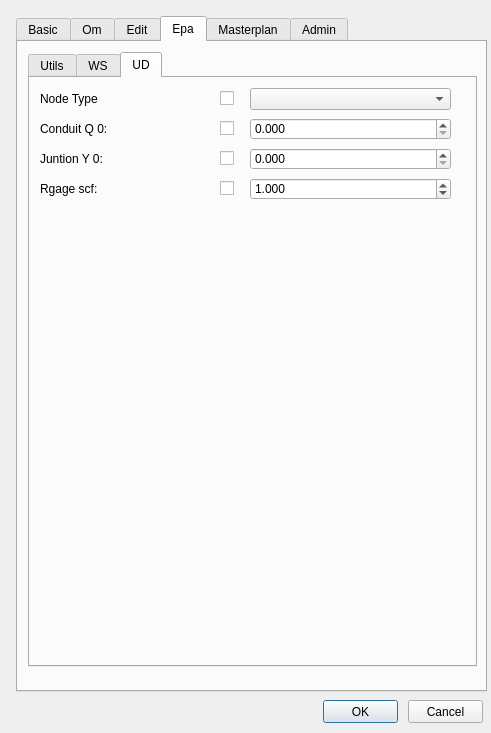
Qt form ui/config.ui (Giswater/giswater_qgis_plugin) before a commit.
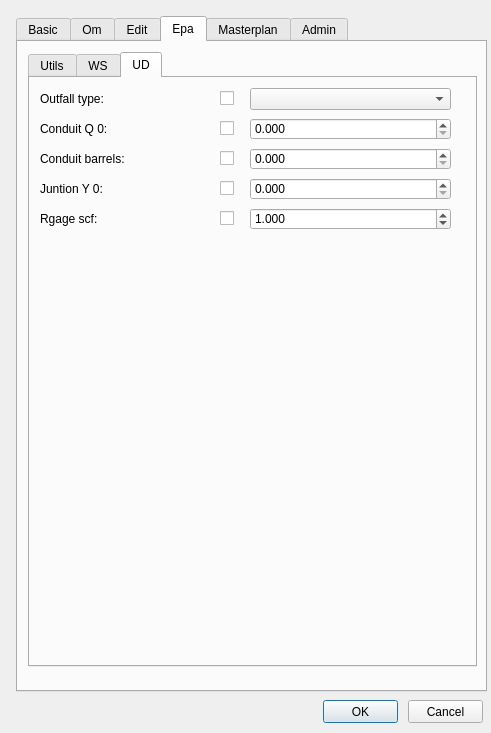
The same form after that commit. The open tabs and pages were chosen to show the change.

Commit message: #341 populate combo epa (config global)

```diff
--- a/ui/config.ui
+++ b/ui/config.ui
@@ -2784,7 +2784,7 @@
         <enum>QFrame::Plain</enum>
        </property>
        <property name="text">
-        <string>Node Type</string>
+        <string>Outfall type:</string>
        </property>
        <property name="textFormat">
         <enum>Qt::AutoText</enum>
@@ -2868,7 +2868,7 @@
        <property name="geometry">
         <rect>
          <x>220</x>
-         <y>70</y>
+         <y>100</y>
          <width>201</width>
          <height>22</height>
         </rect>
@@ -2884,7 +2884,7 @@
        <property name="geometry">
         <rect>
          <x>190</x>
-         <y>70</y>
+         <y>100</y>
          <width>20</width>
          <height>21</height>
         </rect>
@@ -2897,7 +2897,7 @@
        <property name="geometry">
         <rect>
          <x>10</x>
-         <y>70</y>
+         <y>100</y>
          <width>173</width>
          <height>22</height>
         </rect>
@@ -2933,7 +2933,7 @@
        <property name="geometry">
         <rect>
          <x>220</x>
-         <y>100</y>
+         <y>130</y>
          <width>201</width>
          <height>22</height>
         </rect>
@@ -2952,7 +2952,7 @@
        <property name="geometry">
         <rect>
          <x>10</x>
-         <y>100</y>
+         <y>130</y>
          <width>173</width>
          <height>22</height>
         </rect>
@@ -2988,7 +2988,7 @@
        <property name="geometry">
         <rect>
          <x>190</x>
-         <y>100</y>
+         <y>130</y>
          <width>20</width>
          <height>21</height>
         </rect>
@@ -2997,6 +2997,71 @@
         <string/>
        </property>
       </widget>
+      <widget class="QCheckBox" name="chk_epa_conduit_barrels_vdefault">
+       <property name="geometry">
+        <rect>
+         <x>190</x>
+         <y>70</y>
+         <width>20</width>
+         <height>21</height>
+        </rect>
+       </property>
+       <property name="text">
+        <string/>
+       </property>
+      </widget>
+      <widget class="QDoubleSpinBox" name="epa_conduit_barrels_vdefault">
+       <property name="geometry">
+        <rect>
+         <x>220</x>
+         <y>70</y>
+         <width>201</width>
+         <height>22</height>
+        </rect>
+       </property>
+       <property name="decimals">
+        <number>3</number>
+       </property>
+       <property name="singleStep">
+        <double>0.010000000000000</double>
+       </property>
+      </widget>
+      <widget class="QLabel" name="label_epa_conduit_barrels_vdefault">
+       <property name="geometry">
+        <rect>
+         <x>10</x>
+         <y>70</y>
+         <width>173</width>
+         <height>22</height>
+        </rect>
+       </property>
+       <property name="font">
+        <font>
+         <pointsize>9</pointsize>
+        </font>
+       </property>
+       <property name="frameShape">
+        <enum>QFrame::NoFrame</enum>
+       </property>
+       <property name="frameShadow">
+        <enum>QFrame::Plain</enum>
+       </property>
+       <property name="text">
+        <string>Conduit barrels:</string>
+       </property>
+       <property name="textFormat">
+        <enum>Qt::AutoText</enum>
+       </property>
+       <property name="scaledContents">
+        <bool>false</bool>
+       </property>
+       <property name="alignment">
+        <set>Qt::AlignLeading|Qt::AlignLeft|Qt::AlignVCenter</set>
+       </property>
+       <property name="margin">
+        <number>3</number>
+       </property>
+      </widget>
      </widget>
     </widget>
    </widget>
```
Left out of the diff: 16 changed lines with no effect on the pictures. The commit also changes 1 other file.
